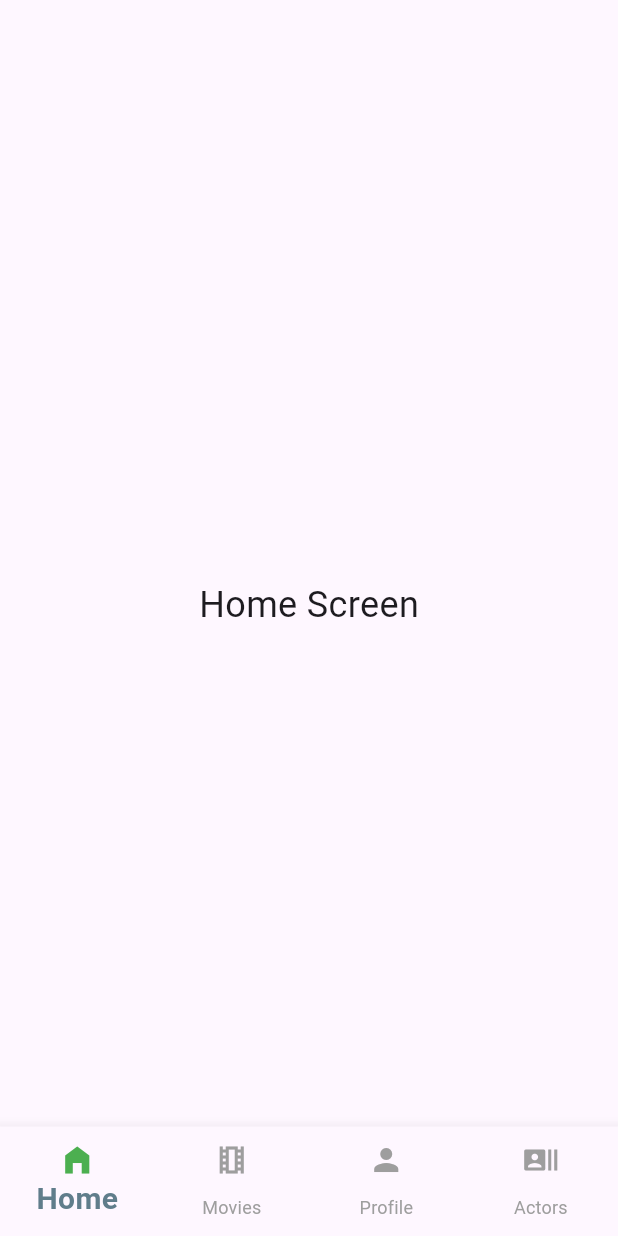
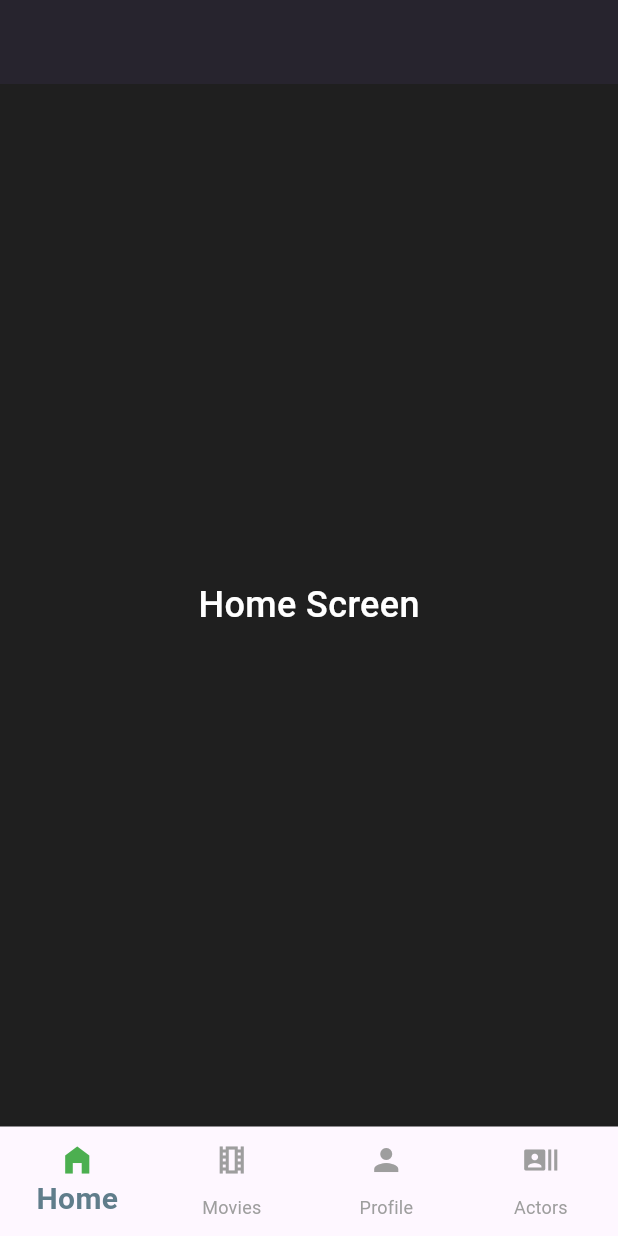
Before and after one commit to Aram-dev/tmdb_flutter_app, a Flutter app: the screen it shows after launch, on a phone screen of 412 x 824 dp. Run offline on Flutter 3.47's test engine with Material 3 defaults, Android fonts, the phone set to English and light mode, and no system bars; our stand-ins replace auto_route, dio, equatable, flutter_bloc, get_it, talker_flutter; missing offline and left inert: talker_bloc_logger, talker_dio_logger; generated files the repository leaves out were written again; statements that could not run were skipped.

```diff
--- /dev/null
+++ b/lib/core/router/router.dart
@@ -0,0 +1,24 @@
+import 'package:auto_route/auto_route.dart';
+import 'package:tmdb_flutter_app/features/main_home_screen.dart';
+import 'package:tmdb_flutter_app/features/home/presentation/screens/home_screen.dart';
+import 'package:tmdb_flutter_app/features/movies/presentation/screens/movies_screen.dart';
+import 'package:tmdb_flutter_app/features/profile/presentation/screens/profile_screen.dart';
+import 'package:tmdb_flutter_app/features/actors/presentation/screens/actors_screen.dart';
+import 'package:tmdb_flutter_app/features/search/presentation/screens/movies_screen.dart';
+
+part 'router.gr.dart';
+
+@AutoRouterConfig()
+class AppRouter extends _$AppRouter {
+
+  @override
+  List<AutoRoute> get routes => [
+    AutoRoute(page: MainHomeRoute.page, initial: true),
+    AutoRoute(page: MoviesRoute.page),
+  ];
+}
+
+// final routes = {
+// '/': (context) => const CryptoListScreen(),
+// '/coin': (context) => const CryptoCoinScreen(),
+// };
--- a/lib/features/actors/presentation/screens/actors_screen.dart
+++ b/lib/features/actors/presentation/screens/actors_screen.dart
@@ -1,5 +1,7 @@
+import 'package:auto_route/auto_route.dart';
 import 'package:flutter/cupertino.dart';
 
+@RoutePage()
 class ActorsScreen extends StatelessWidget {
   const ActorsScreen({super.key});
 
--- a/lib/features/home/presentation/screens/home_screen.dart
+++ b/lib/features/home/presentation/screens/home_screen.dart
@@ -1,5 +1,7 @@
+import 'package:auto_route/auto_route.dart';
 import 'package:flutter/cupertino.dart';
 
+@RoutePage()
 class HomeScreen extends StatelessWidget {
   const HomeScreen({super.key});
 
--- a/lib/features/main_home_screen.dart
+++ b/lib/features/main_home_screen.dart
@@ -1,9 +1,11 @@
+import 'package:auto_route/auto_route.dart';
 import 'package:flutter/material.dart';
 import 'package:tmdb_flutter_app/features/movies/presentation/screens/movies_screen.dart';
 import 'home/presentation/screens/home_screen.dart';
 import 'actors/presentation/screens/actors_screen.dart';
 import 'profile/presentation/screens/profile_screen.dart';
 
+@RoutePage()
 class MainHomeScreen extends StatefulWidget {
   const MainHomeScreen({super.key});
 
--- a/lib/features/movies/presentation/screens/movies_screen.dart
+++ b/lib/features/movies/presentation/screens/movies_screen.dart
@@ -1,5 +1,6 @@
 import 'dart:async';
 
+import 'package:auto_route/auto_route.dart';
 import 'package:flutter/material.dart';
 import 'package:flutter_bloc/flutter_bloc.dart';
 import 'package:get_it/get_it.dart';
@@ -7,6 +8,7 @@ import 'package:talker_flutter/talker_flutter.dart';
 import 'package:tmdb_flutter_app/features/movies/domain/usecases/now_playing_movies_use_case.dart';
 import 'package:tmdb_flutter_app/features/movies/presentation/bloc/now_playing_movies_bloc.dart';
 
+@RoutePage()
 class MoviesScreen extends StatefulWidget {
   const MoviesScreen({super.key});
 
--- a/lib/features/profile/presentation/screens/profile_screen.dart
+++ b/lib/features/profile/presentation/screens/profile_screen.dart
@@ -1,5 +1,7 @@
+import 'package:auto_route/auto_route.dart';
 import 'package:flutter/cupertino.dart';
 
+@RoutePage()
 class ProfileScreen extends StatelessWidget {
   const ProfileScreen({super.key});
 
--- a/lib/features/search/presentation/screens/movies_screen.dart
+++ b/lib/features/search/presentation/screens/movies_screen.dart
@@ -1,5 +1,7 @@
+import 'package:auto_route/auto_route.dart';
 import 'package:flutter/cupertino.dart';
 
+@RoutePage()
 class SearchScreen extends StatelessWidget {
   const SearchScreen({super.key});
 
--- a/lib/main.dart
+++ b/lib/main.dart
@@ -1,3 +1,5 @@
+import 'dart:async';
+
 import 'package:dio/dio.dart';
 import 'package:get_it/get_it.dart';
 import 'package:flutter/material.dart';
@@ -9,6 +11,7 @@ import 'package:tmdb_flutter_app/features/movies/data/repositories/now_playing_m
 import 'package:tmdb_flutter_app/features/movies/domain/repositories/movies_now_playing.dart';
 import 'package:tmdb_flutter_app/features/movies/domain/usecases/now_playing_movies_use_case.dart';
 import 'package:tmdb_flutter_app/features/movies/domain/usecases/now_playing_movies_use_case_impl.dart';
+import 'package:tmdb_flutter_app/tmdb_flutter_app.dart';
 
 import 'features/main_home_screen.dart';
 
@@ -49,7 +52,8 @@ void main() {
   FlutterError.onError = (details) =>
       GetIt.I<Talker>().handle(details.exception, details.stack);
 
-  runApp(const MyApp());
+  runZonedGuarded(() => runApp(const TmdbFlutterApp()),
+          (e, st) => GetIt.I<Talker>().handle(e, st));
 }
 
 class MyApp extends StatelessWidget {
--- /dev/null
+++ b/lib/theme/theme.dart
@@ -0,0 +1,24 @@
+import 'package:flutter/material.dart';
+
+final darkTheme = ThemeData(
+  scaffoldBackgroundColor: const Color.fromARGB(255, 31, 31, 31),
+  primarySwatch: Colors.yellow,
+  dividerColor: Colors.white24,
+  appBarTheme: AppBarTheme(
+      backgroundColor: Color.fromARGB(255, 31, 31, 31),
+      elevation: 6,
+      titleTextStyle: TextStyle(
+          color: Colors.white,
+          fontSize: 20,
+          fontWeight: FontWeight.w700
+      )
+  ),
+  listTileTheme: const ListTileThemeData(iconColor: Colors.white),
+  textTheme: TextTheme(
+      bodyMedium: TextStyle(
+          color: Colors.white, fontWeight: FontWeight.w500, fontSize: 20),
+      labelSmall: TextStyle(
+          color: Colors.white.withAlpha(155),
+          fontWeight: FontWeight.w700,
+          fontSize: 14)),
+);
--- /dev/null
+++ b/lib/tmdb_flutter_app.dart
@@ -0,0 +1,38 @@
+import 'package:flutter/material.dart';
+import 'package:get_it/get_it.dart';
+import 'package:talker_flutter/talker_flutter.dart';
+import 'package:tmdb_flutter_app/theme/theme.dart';
+
+import 'core/router/router.dart';
+
+class TmdbFlutterApp extends StatefulWidget {
+  const TmdbFlutterApp({super.key});
+
+  @override
+  State<TmdbFlutterApp> createState() => _TmdbFlutterAppState();
+}
+
+class _TmdbFlutterAppState extends State<TmdbFlutterApp> {
+
+  @override
+  Widget build(BuildContext context) {
+    final appRouter = AppRouter();
+    return MaterialApp.router(
+      title: 'TmdbFlutterApp',
+      theme: darkTheme,
+      localizationsDelegates: const [
+        // S.delegate,
+        // GlobalMaterialLocalizations.delegate,
+        // GlobalWidgetsLocalizations.delegate,
+        // GlobalCupertinoLocalizations.delegate,
+      ],
+      // supportedLocales: S.delegate.supportedLocales,
+      routerConfig: appRouter.config(
+        navigatorObservers: () => [
+          TalkerRouteObserver(GetIt.I<Talker>()),
+        ],
+      ),
+    );
+  }
+
+}
```
Also changed, not shown: lib/features/movies/data/repositories/now_playing_movies_repository_impl.dart (+23 -10 lines), lib/features/movies/domain/models/now_playing_dates.dart (added, +22 -0 lines), lib/features/movies/domain/models/now_playing_entity.dart (+5 -72 lines), lib/features/movies/domain/models/now_playing_results.dart (added, +72 -0 lines), pubspec.yaml (+6 -2 lines), pubspec.lock.
